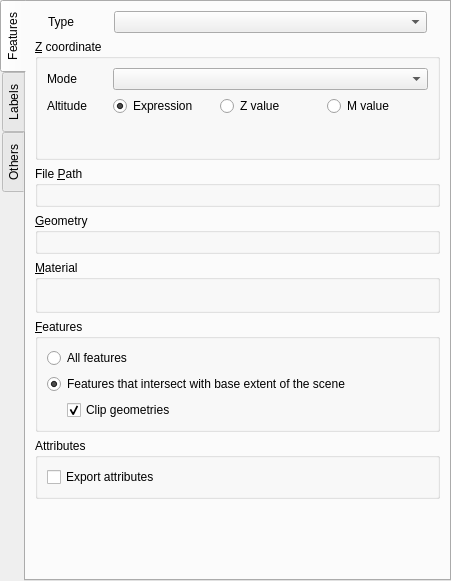
The window that gui/ui/vectorproperties.ui (minorua/Qgis2threejs) describes before a commit, drawn with Qt 5.
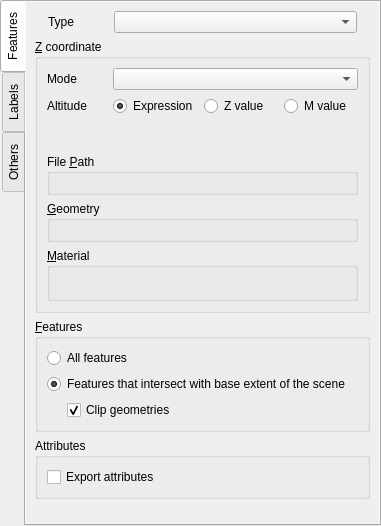
The same window after the commit. Custom widgets are drawn as their Qt base class.

Commit message: remove scroll area from property dialog and add scroll areas inside each tab

Diff of the .ui file:
```diff
--- a/gui/ui/vectorproperties.ui
+++ b/gui/ui/vectorproperties.ui
@@ -6,8 +6,8 @@
    <rect>
     <x>0</x>
     <y>0</y>
-    <width>451</width>
-    <height>581</height>
+    <width>381</width>
+    <height>526</height>
    </rect>
   </property>
   <property name="windowTitle">
@@ -39,6 +39,36 @@
        <string>Features</string>
       </attribute>
       <layout class="QVBoxLayout" name="verticalLayout">
+       <property name="leftMargin">
+        <number>0</number>
+       </property>
+       <property name="topMargin">
+        <number>0</number>
+       </property>
+       <property name="rightMargin">
+        <number>0</number>
+       </property>
+       <property name="bottomMargin">
+        <number>0</number>
+       </property>
+       <item>
+        <widget class="QScrollArea" name="scrollArea">
+         <property name="frameShape">
+          <enum>QFrame::NoFrame</enum>
+         </property>
+         <property name="widgetResizable">
+          <bool>true</bool>
+         </property>
+         <widget class="QWidget" name="scrollAreaWidgetContents">
+          <property name="geometry">
+           <rect>
+            <x>0</x>
+            <y>0</y>
+            <width>356</width>
+            <height>520</height>
+           </rect>
+          </property>
+          <layout class="QVBoxLayout" name="verticalLayout_10">
        <item>
         <layout class="QFormLayout" name="formLayout_Type">
          <property name="leftMargin">
@@ -164,9 +194,6 @@
           <item>
            <widget class="PropertyWidget" name="comboEdit_altitude2" native="true"/>
           </item>
-         </layout>
-        </widget>
-       </item>
        <item>
         <widget class="QGroupBox" name="groupBox_FilePath">
          <property name="title">
@@ -209,6 +236,9 @@
          </layout>
         </widget>
        </item>
+             </layout>
+            </widget>
+           </item>
        <item>
         <widget class="QGroupBox" name="groupBox_Features">
          <property name="title">
@@ -286,6 +316,10 @@
        </item>
       </layout>
      </widget>
+        </widget>
+       </item>
+      </layout>
+     </widget>
      <widget class="QWidget" name="tabLabel">
       <attribute name="title">
        <string>Labels</string>
```
Left out of the diff: 37 changed lines with no effect on the pictures. Lines whose indentation alone changed are shown as unchanged. The commit also changes 10 other files.
